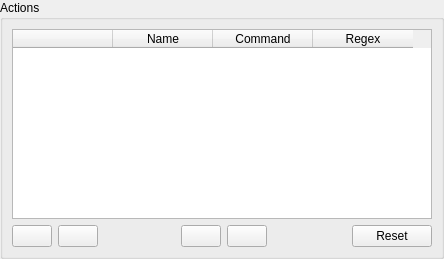
This is src/kciconfig.ui in hgrecco/KateCodeinfo as Qt 5 draws it before an edit. The edited form follows.
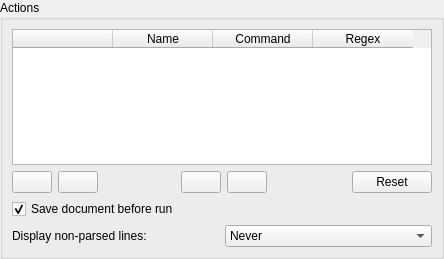
This is the edited form.

Commit message: Added new configuration options to the ui

Diff of the .ui file:
```diff
--- a/src/kciconfig.ui
+++ b/src/kciconfig.ui
@@ -133,6 +133,52 @@
         </item>
        </layout>
       </item>
+      <item>
+       <widget class="QCheckBox" name="chkSaveBeforeRun">
+        <property name="text">
+         <string>Save document before run</string>
+        </property>
+        <property name="checked">
+         <bool>true</bool>
+        </property>
+       </widget>
+      </item>
+      <item>
+       <layout class="QHBoxLayout" name="horizontalLayout_2">
+        <item>
+         <widget class="QLabel" name="label">
+          <property name="minimumSize">
+           <size>
+            <width>207</width>
+            <height>0</height>
+           </size>
+          </property>
+          <property name="text">
+           <string>Display non-parsed lines:</string>
+          </property>
+         </widget>
+        </item>
+        <item>
+         <widget class="QComboBox" name="cmbNonParsed">
+          <item>
+           <property name="text">
+            <string>Never</string>
+           </property>
+          </item>
+          <item>
+           <property name="text">
+            <string>Only in configuration mode</string>
+           </property>
+          </item>
+          <item>
+           <property name="text">
+            <string>Always</string>
+           </property>
+          </item>
+         </widget>
+        </item>
+       </layout>
+      </item>
      </layout>
     </widget>
    </item>
```
The commit also changes 4 other files.
